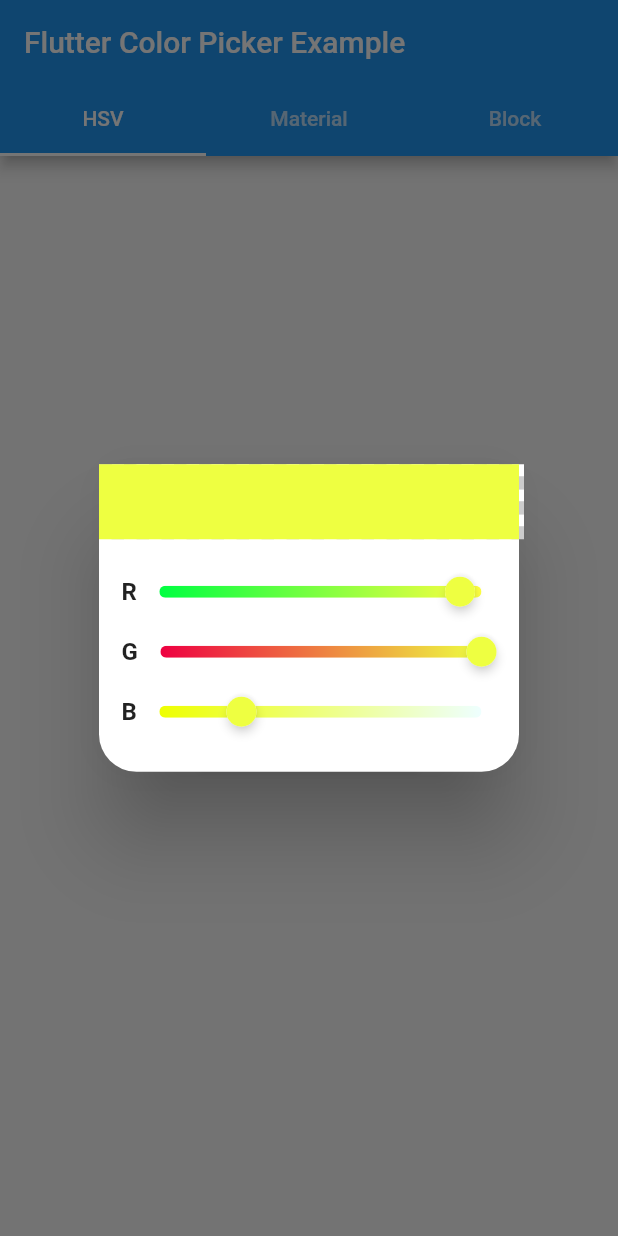
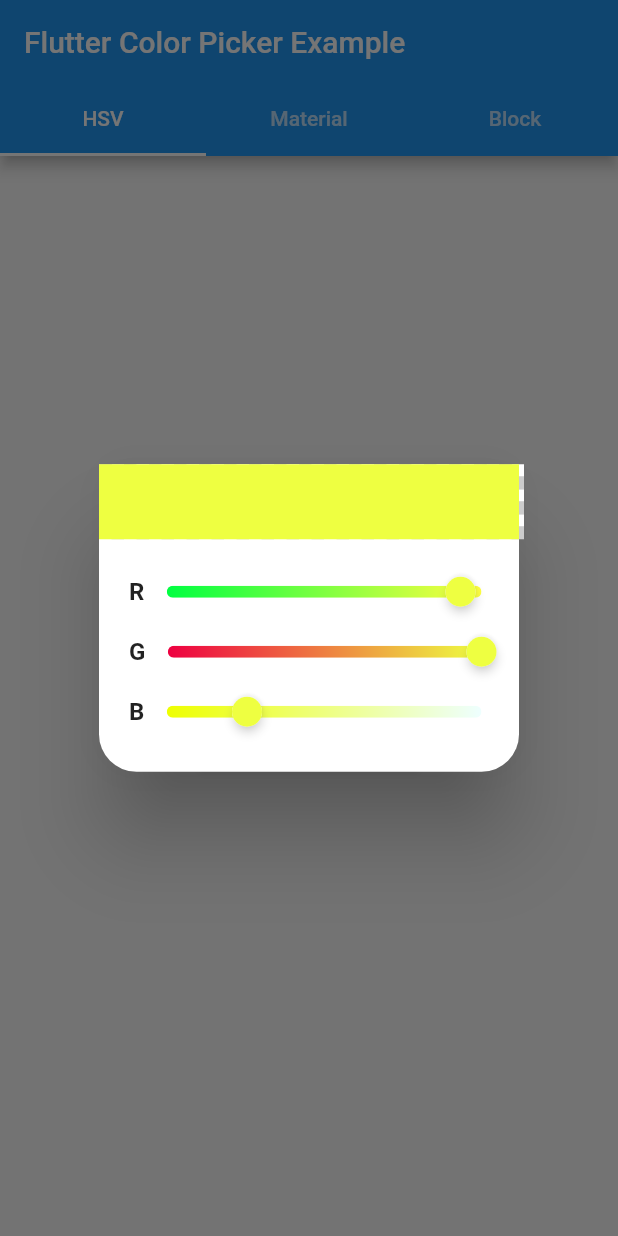
Before and after one commit to mchome/flutter_colorpicker, a Flutter app: the screen it shows after launch, after a tap on "Change me again", on a phone screen of 412 x 824 dp. Run offline on Flutter 3.47's test engine with Material 2 defaults, Android fonts, the phone set to English and light mode, and no system bars.

Commit message:
update params

```diff
--- a/example/lib/main.dart
+++ b/example/lib/main.dart
@@ -2,10 +2,7 @@ import 'package:flutter/material.dart';
 
 import 'package:flutter_colorpicker/colorpicker.dart';
 
-void main() => runApp(MaterialApp(
-      home: MyApp(),
-      // theme: ThemeData.dark(),
-    ));
+void main() => runApp(MaterialApp(home: MyApp()));
 
 class MyApp extends StatefulWidget {
   @override
@@ -13,17 +10,23 @@ class MyApp extends StatefulWidget {
 }
 
 class _MyAppState extends State<MyApp> {
+  bool lightTheme = true;
   Color currentColor = Colors.limeAccent;
 
   void changeColor(Color color) => setState(() => currentColor = color);
 
   @override
   Widget build(BuildContext context) {
-    return DefaultTabController(
+    return Theme(
+      data: lightTheme ? ThemeData.light() : ThemeData.dark(),
+      child: DefaultTabController(
         length: 3,
         child: Scaffold(
           appBar: AppBar(
-          title: Text('Flutter Color Picker Example'),
+            title: GestureDetector(
+              child: Text('Flutter Color Picker Example'),
+              onDoubleTap: () => setState(() => lightTheme = !lightTheme),
+            ),
             bottom: TabBar(
               tabs: <Widget>[
                 const Tab(text: 'HSV'),
@@ -165,6 +168,7 @@ class _MyAppState extends State<MyApp> {
             ],
           ),
         ),
+      ),
     );
   }
 }
--- a/lib/src/flutter_colorpicker.dart
+++ b/lib/src/flutter_colorpicker.dart
@@ -182,6 +182,8 @@ class SlidePicker extends StatefulWidget {
     this.paletteType: PaletteType.hsv,
     this.enableAlpha: true,
     this.sliderSize: const Size(260, 40),
+    this.showSliderText: true,
+    this.sliderTextStyle,
     this.showLabel: true,
     this.labelTextStyle,
     this.showIndicator: true,
@@ -190,6 +192,7 @@ class SlidePicker extends StatefulWidget {
     this.indicatorAlignmentEnd: const Alignment(1.0, 3.0),
     this.displayThumbColor: false,
   })  : assert(paletteType != null),
+        assert(showSliderText != null),
         assert(enableAlpha != null),
         assert(showLabel != null);
 
@@ -198,6 +201,8 @@ class SlidePicker extends StatefulWidget {
   final PaletteType paletteType;
   final bool enableAlpha;
   final Size sliderSize;
+  final bool showSliderText;
+  final TextStyle sliderTextStyle;
   final bool showLabel;
   final TextStyle labelTextStyle;
   final bool showIndicator;
@@ -285,14 +290,16 @@ class _SlidePickerState extends State<SlidePicker> {
           height: widget.sliderSize.height,
           child: Row(
             children: <Widget>[
-              SizedBox(width: 5.0),
-              Text(
-                palette.toString().split('.').last[0].toUpperCase(),
-                style: Theme.of(context)
-                    .textTheme
-                    .bodyText1
-                    .copyWith(fontWeight: FontWeight.bold, fontSize: 16.0),
-              ),
+              if (widget.showSliderText)
+                Padding(
+                  padding: const EdgeInsets.only(left: 10.0),
+                  child: Text(
+                    palette.toString().split('.').last[0].toUpperCase(),
+                    style: widget.sliderTextStyle ??
+                        Theme.of(context).textTheme.bodyText1.copyWith(
+                            fontWeight: FontWeight.bold, fontSize: 16.0),
+                  ),
+                ),
               Expanded(child: colorPickerSlider(palette)),
             ],
           ),
--- a/lib/src/utils.dart
+++ b/lib/src/utils.dart
@@ -1,6 +1,6 @@
 import 'dart:math';
 
-import 'package:flutter/material.dart';
+import 'package:flutter/painting.dart';
 
 bool useWhiteForeground(Color color, {double bias: 1.0}) {
   // Old:
```
Lines whose indentation alone changed are shown as unchanged.
